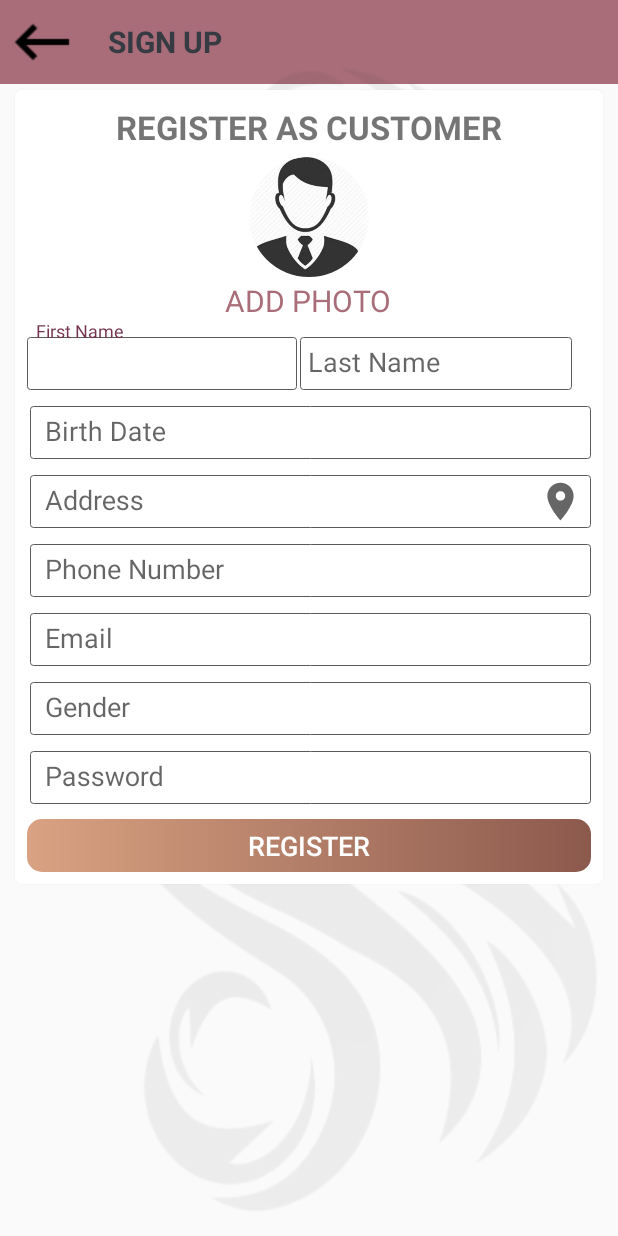
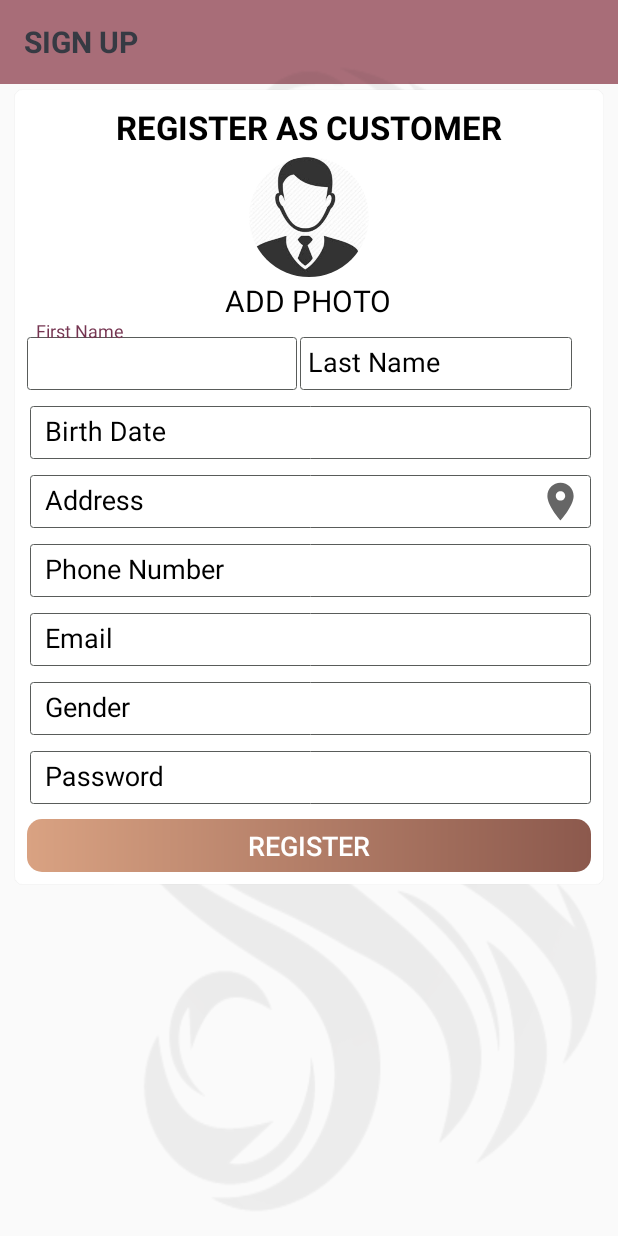
Before and after one commit to sklagat45/reylla, an Android app: the RegisterCustomer screen opened directly, with no data from a screen before it, on a phone screen of 412 x 824 dp. Run offline under Robolectric (Android 15) with nearby library versions, the phone set to English and light mode, and no system bars; our stand-ins replace CircleImageView, Firebase (no records; nobody signed in at launch, a user with empty details on screens opened directly); 1 statement that could not run was skipped.

```diff
--- a/app/src/main/res/layout/activity_register_customer.xml
+++ b/app/src/main/res/layout/activity_register_customer.xml
@@ -7,7 +7,7 @@
     tools:context=".activities.RegisterCustomer">
 
     <androidx.appcompat.widget.Toolbar
-        android:id="@+id/toolbar_sign_up_activity"
+        android:id="@+id/toolbar_customer_sign_up_activity"
         android:layout_width="match_parent"
         android:layout_height="?attr/actionBarSize"
         android:background="@color/colorPrimary"
@@ -68,7 +68,9 @@
                     android:layout_width="wrap_content"
                     android:layout_height="match_parent"
                     android:layout_gravity="center_horizontal"
-                    android:text="Register as customer"
+                    android:text="@string/register_as_customer"
+                    android:textColor="#000000"
+                    android:contentDescription="@string/register_as_a_customer"
                     android:textAllCaps="true"
                     android:layout_marginTop="2dp"
                     android:textSize="22sp"
@@ -79,7 +81,7 @@
                     android:id="@+id/iv_profile_customer_image"
                     android:layout_width="@dimen/my_profile_user_image_size"
                     android:layout_height="@dimen/my_profile_user_image_size"
-                    android:contentDescription="Individual Image"
+                    android:contentDescription="@string/your_image"
                     android:layout_marginTop="5dp"
                     android:layout_gravity="center_horizontal"
                     android:src="@drawable/profileimg" />
@@ -89,8 +91,8 @@
                     android:layout_height="match_parent"
                     android:id="@+id/tv_add_photo"
                     android:layout_gravity="center_horizontal"
-                    android:textColor="@color/colorPrimary"
-                    android:text="ADD PHOTO"
+                    android:textColor="#000000"
+                    android:text="@string/add_photo"
                     android:clickable="true"
                     android:focusable="true"
                     android:layout_marginTop="2dp"
@@ -103,6 +105,7 @@
 
                     <com.google.android.material.textfield.TextInputLayout
                         android:layout_width="180dp"
+                        android:textColorHint="#000000"
                         android:layout_height="wrap_content">
 
                         <androidx.appcompat.widget.AppCompatEditText
@@ -111,14 +114,16 @@
                             android:layout_height="35dp"
                             android:paddingStart="6dp"
                             android:inputType="textPersonName"
+                            android:contentDescription="First name"
                             android:background="@drawable/gray_border_shape_rounded"
-                            android:hint="First Name"
+                            android:hint="@string/first_name"
                             android:textSize="18sp" />
                     </com.google.android.material.textfield.TextInputLayout>
 
                     <com.google.android.material.textfield.TextInputLayout
                         android:id="@+id/textInputLayout"
                         android:layout_width="185dp"
+                        android:textColorHint="#000000"
                         android:layout_height="wrap_content">
 
                         <androidx.appcompat.widget.AppCompatEditText
@@ -128,6 +133,7 @@
                             android:layout_height="35dp"
                             android:paddingStart="5dp"
                             android:inputType="textPersonName"
+                            android:contentDescription="Last name"
                             android:layout_marginEnd="2dp"
                             android:background="@drawable/gray_border_shape_rounded"
                             android:hint="Last Name"
@@ -137,6 +143,7 @@
 
                 <com.google.android.material.textfield.TextInputLayout
                     android:layout_width="match_parent"
+                    android:textColorHint="#000000"
                     android:layout_height="wrap_content">
 
                     <androidx.appcompat.widget.AppCompatEditText
@@ -146,8 +153,9 @@
                         android:layout_height="35dp"
                         android:paddingStart="10dp"
                         android:inputType="date"
+                        android:contentDescription="@string/date_of_birth"
                         android:background="@drawable/gray_border_shape_rounded"
-                        android:hint="Birth Date"
+                        android:hint="@string/birth_date"
                         android:textSize="18sp" />
                 </com.google.android.material.textfield.TextInputLayout>
 
@@ -158,6 +166,7 @@
                     <com.google.android.material.textfield.TextInputLayout
                         android:layout_width="match_parent"
                         android:layout_height="wrap_content"
+                        android:textColorHint="#000000"
                         app:layout_constraintBottom_toBottomOf="parent"
                         app:layout_constraintStart_toStartOf="parent">
 
@@ -167,6 +176,7 @@
                             android:layout_height="35dp"
                             android:layout_marginStart="2dp"
                             android:background="@drawable/gray_border_shape_rounded"
+                            android:contentDescription="adress"
                             android:hint="Address"
                             android:inputType="text"
                             android:paddingStart="10dp"
@@ -186,6 +196,7 @@
 
                 <com.google.android.material.textfield.TextInputLayout
                     android:layout_width="match_parent"
+                    android:textColorHint="#000000"
                     android:layout_height="wrap_content">
 
                     <androidx.appcompat.widget.AppCompatEditText
@@ -193,6 +204,7 @@
                         android:layout_marginStart="2dp"
                         android:layout_width="match_parent"
                         android:layout_height="35dp"
+                        android:contentDescription="Phone Number"
                         android:paddingStart="10dp"
                         android:background="@drawable/gray_border_shape_rounded"
                         android:hint="Phone Number"
@@ -202,6 +214,7 @@
 
                 <com.google.android.material.textfield.TextInputLayout
                     android:layout_width="match_parent"
+                    android:textColorHint="#000000"
                     android:layout_height="wrap_content">
 
                     <androidx.appcompat.widget.AppCompatEditText
@@ -211,6 +224,7 @@
                         android:layout_height="35dp"
                         android:paddingStart="10dp"
                         android:inputType="textEmailAddress"
+                        android:contentDescription="Email"
                         android:background="@drawable/gray_border_shape_rounded"
                         android:hint="Email"
                         android:textSize="18sp" />
@@ -219,6 +233,7 @@
 
                 <com.google.android.material.textfield.TextInputLayout
                     android:layout_width="match_parent"
+                    android:textColorHint="#000000"
                     android:layout_height="wrap_content">
 
                     <androidx.appcompat.widget.AppCompatEditText
@@ -228,6 +243,7 @@
                         android:layout_height="35dp"
                         android:paddingStart="10dp"
                         android:inputType="text"
+                        android:contentDescription="gender"
                         android:background="@drawable/gray_border_shape_rounded"
                         android:hint="Gender"
                         android:textSize="18sp" />
@@ -235,6 +251,7 @@
 
                 <com.google.android.material.textfield.TextInputLayout
                     android:layout_width="match_parent"
+                    android:textColorHint="#000000"
                     android:layout_height="wrap_content">
 
                     <androidx.appcompat.widget.AppCompatEditText
@@ -246,6 +263,7 @@
                         android:inputType="textPassword"
                         android:background="@drawable/gray_border_shape_rounded"
                         android:hint="Password"
+                        android:contentDescription="@string/password"
                         android:textSize="18sp" />
                 </com.google.android.material.textfield.TextInputLayout>
 
@@ -255,12 +273,14 @@
                     android:layout_height="35dp"
                     android:layout_gravity="center"
                     android:layout_marginTop="10dp"
+                    android:layout_weight="@integer/google_play_services_version"
                     android:background="@drawable/shape_button_rounded"
                     android:foreground="?attr/selectableItemBackground"
                     android:gravity="center"
                     android:padding="5dp"
-                    android:text="Register"
-                    android:textColor="@android:color/white"
+                    android:text="@string/register"
+                    android:contentDescription="@string/register"
+                    android:textColor="#ffffff"
                     android:textSize="18sp" />
             </LinearLayout>
 
--- a/app/src/main/res/values/strings.xml
+++ b/app/src/main/res/values/strings.xml
@@ -9,4 +9,19 @@
     <string name="register_as">REGISTER AS</string>
     <string name="forgot_password">Forgot Password</string>
     <string name="book_services">I want to book services</string>
+    <string name="first_name">First Name</string>
+    <string name="add_photo">ADD PHOTO</string>
+    <string name="register_as_customer">Register as customer</string>
+    <string name="register_as_a_customer">Register as a customer</string>
+    <string name="your_image">Your Image</string>
+    <string name="register">Register</string>
+    <string name="password">password</string>
+    <string name="date_of_birth">date of birth</string>
+    <string name="birth_date">Birth Date</string>
+    <string name="background_image">background image</string>
+    <string name="register_as_individual">register as individual</string>
+    <string name="register_as_company">register as company</string>
+    <string name="already_have_an_account">Already have an account??</string>
+    <string name="sign_in">Sign In</string>
+    <string name="welcome_to_reylla">welcome to reylla</string>
 </resources>
```
Also changed, not shown: app/src/main/res/layout/activity_individual_register.xml (+34 -2 lines), app/src/main/res/layout/activity_intro.xml (+8 -4 lines), app/src/main/res/layout/activity_service_providers_reg.xml (+7 -2 lines), app/src/main/res/layout/activity_sign_in.xml (+5 -2 lines), app/src/main/res/layout/activity_sign_up.xml (+9 -2 lines), app/src/main/res/layout/activity_splash.xml (+17 -5 lines).
